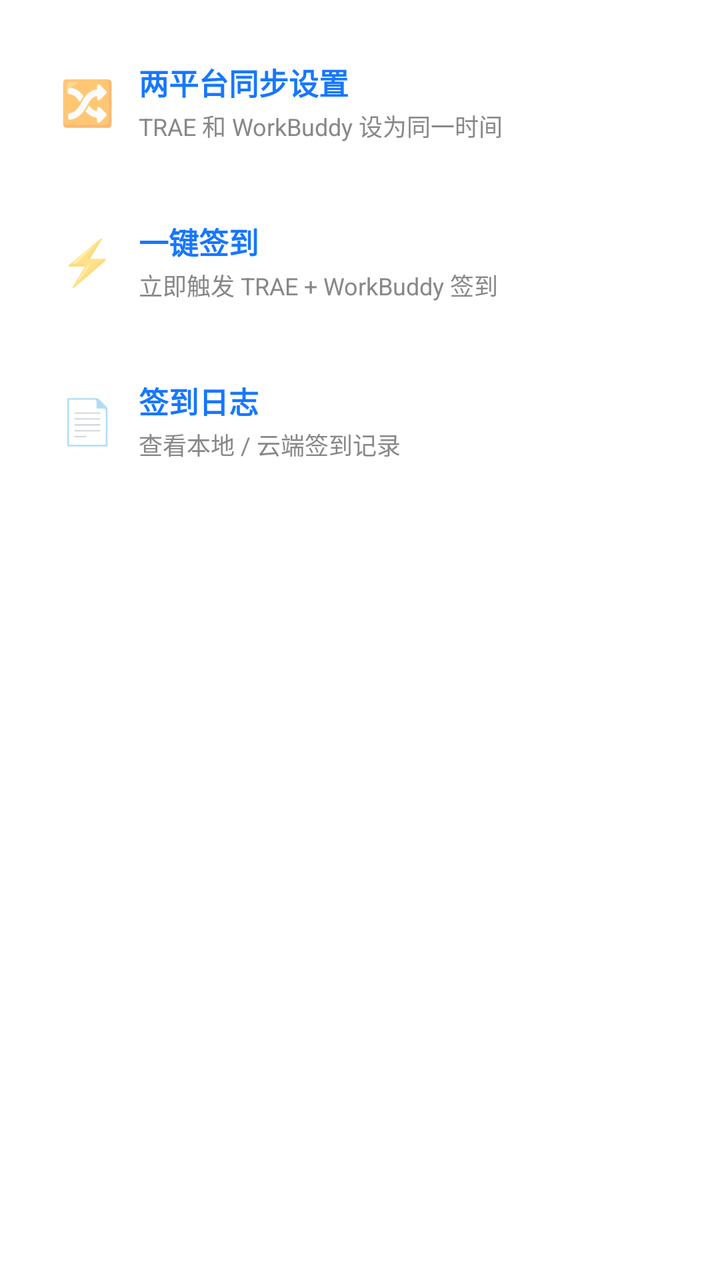
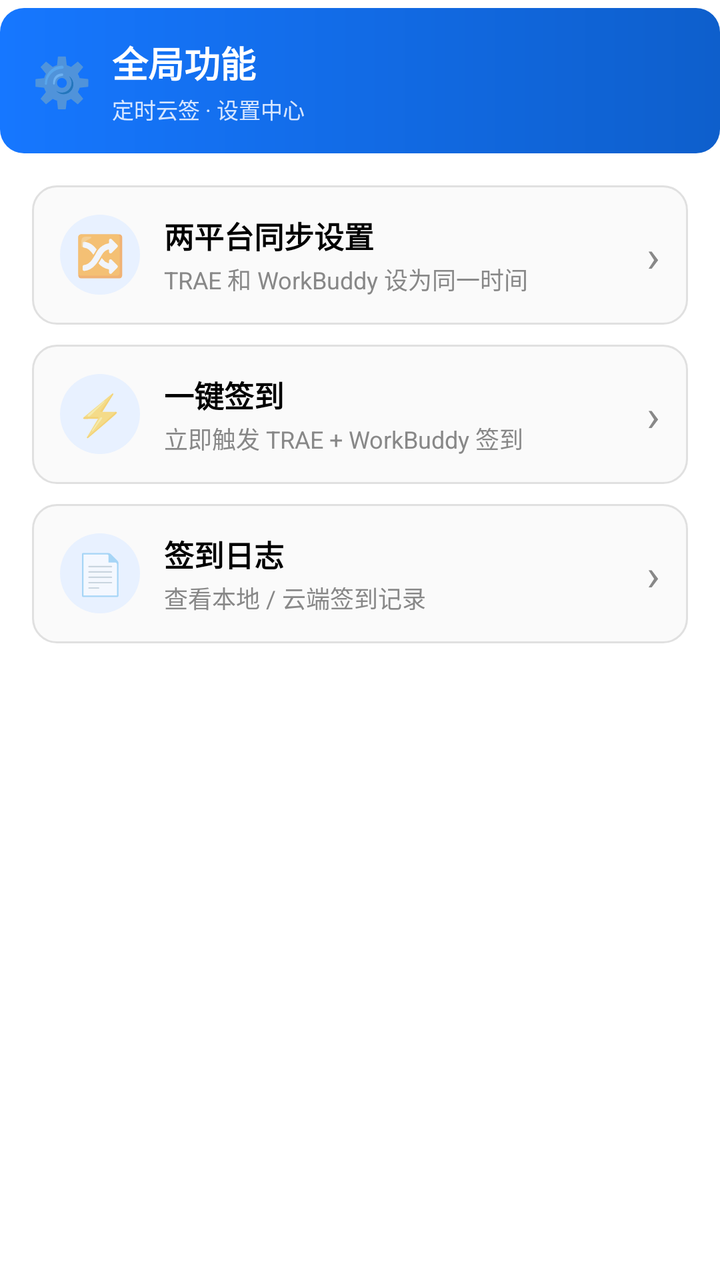

Two renders of the same Android screen: before a commit and after it. Below are the layout's source before the change and the commit's diff.
<!-- AndroidManifest.xml: application theme Theme.SignApp -->
<!-- res/layout/dialog_settings.xml -->
<?xml version="1.0" encoding="utf-8"?>
<ScrollView xmlns:android="http://schemas.android.com/apk/res/android"
    android:layout_width="match_parent"
    android:layout_height="wrap_content"
    android:maxHeight="480dp">

    <LinearLayout
        android:layout_width="match_parent"
        android:layout_height="wrap_content"
        android:orientation="vertical"
        android:padding="16dp">

        
        <LinearLayout
            android:id="@+id/btnSyncSchedule"
            android:layout_width="match_parent"
            android:layout_height="wrap_content"
            android:orientation="horizontal"
            android:gravity="center_vertical"
            android:background="@drawable/bg_badge"
            android:padding="14dp"
            android:layout_marginBottom="10dp">

            <TextView
                android:layout_width="wrap_content"
                android:layout_height="wrap_content"
                android:text="🔀"
                android:textSize="22sp" />

            <LinearLayout
                android:layout_width="0dp"
                android:layout_height="wrap_content"
                android:layout_weight="1"
                android:orientation="vertical"
                android:layout_marginStart="12dp">

                <TextView
                    android:layout_width="wrap_content"
                    android:layout_height="wrap_content"
                    android:text="两平台同步设置"
                    android:textColor="@color/primary"
                    android:textSize="15sp"
                    android:textStyle="bold" />

                <TextView
                    android:layout_width="wrap_content"
                    android:layout_height="wrap_content"
                    android:layout_marginTop="2dp"
                    android:text="TRAE 和 WorkBuddy 设为同一时间"
                    android:textColor="@color/gray"
                    android:textSize="12sp" />
            </LinearLayout>
        </LinearLayout>

        
        <LinearLayout
            android:id="@+id/btnQuickCheckin"
            android:layout_width="match_parent"
            android:layout_height="wrap_content"
            android:orientation="horizontal"
            android:gravity="center_vertical"
            android:background="@drawable/bg_badge"
            android:padding="14dp"
            android:layout_marginBottom="10dp">

            <TextView
                android:layout_width="wrap_content"
                android:layout_height="wrap_content"
                android:text="⚡"
                android:textSize="22sp" />

            <LinearLayout
                android:layout_width="0dp"
                android:layout_height="wrap_content"
                android:layout_weight="1"
                android:orientation="vertical"
                android:layout_marginStart="12dp">

                <TextView
                    android:layout_width="wrap_content"
                    android:layout_height="wrap_content"
                    android:text="一键签到"
                    android:textColor="@color/primary"
                    android:textSize="15sp"
                    android:textStyle="bold" />

                <TextView
                    android:layout_width="wrap_content"
                    android:layout_height="wrap_content"
                    android:layout_marginTop="2dp"
                    android:text="立即触发 TRAE + WorkBuddy 签到"
                    android:textColor="@color/gray"
                    android:textSize="12sp" />
            </LinearLayout>
        </LinearLayout>

        
        <LinearLayout
            android:id="@+id/btnLogsEntry"
            android:layout_width="match_parent"
            android:layout_height="wrap_content"
            android:orientation="horizontal"
            android:gravity="center_vertical"
            android:background="@drawable/bg_badge"
            android:padding="14dp">

            <TextView
                android:layout_width="wrap_content"
                android:layout_height="wrap_content"
                android:text="📄"
                android:textSize="22sp" />

            <LinearLayout
                android:layout_width="0dp"
                android:layout_height="wrap_content"
                android:layout_weight="1"
                android:orientation="vertical"
                android:layout_marginStart="12dp">

                <TextView
                    android:layout_width="wrap_content"
                    android:layout_height="wrap_content"
                    android:text="签到日志"
                    android:textColor="@color/primary"
                    android:textSize="15sp"
                    android:textStyle="bold" />

                <TextView
                    android:layout_width="wrap_content"
                    android:layout_height="wrap_content"
                    android:layout_marginTop="2dp"
                    android:text="查看本地 / 云端签到记录"
                    android:textColor="@color/gray"
                    android:textSize="12sp" />
            </LinearLayout>
        </LinearLayout>
    </LinearLayout>
</ScrollView>
<!-- resources referenced by this layout -->
<resources>
  <color name="gray">#888888</color>
  <color name="primary">#1677FF</color>
  <!-- drawable bg_badge (drawable) -->
  <?xml version="1.0" encoding="utf-8"?>
  <shape xmlns:android="http://schemas.android.com/apk/res/android">
      <solid android:color="#40FFFFFF" />
      <corners android:radius="999dp" />
      <stroke android:width="1dp" android:color="#66FFFFFF" />
  </shape>
  <style name="Theme.SignApp" parent="Theme.MaterialComponents.DayNight.NoActionBar">
          <item name="colorPrimary">@color/primary</item>
          <item name="colorPrimaryVariant">@color/primary_dark</item>
          <item name="colorOnPrimary">@color/white</item>
          <item name="android:statusBarColor">@color/gradient_start</item>
          <item name="android:windowBackground">@color/white</item>
      </style>
  <color name="primary_dark">#0E5FCC</color>
  <color name="white">#FFFFFF</color>
  <color name="gradient_start">#3B8BFF</color>
</resources>

<!-- the commit's change to res/layout/dialog_settings.xml (unified diff, before → after) -->
@@ -1,9 +1,54 @@
 <?xml version="1.0" encoding="utf-8"?>
-<ScrollView xmlns:android="http://schemas.android.com/apk/res/android"
+<LinearLayout xmlns:android="http://schemas.android.com/apk/res/android"
     android:layout_width="match_parent"
     android:layout_height="wrap_content"
-    android:maxHeight="480dp">
-
+    android:orientation="vertical"
+    android:paddingTop="4dp">
+
+    
+    <LinearLayout
+        android:layout_width="match_parent"
+        android:layout_height="wrap_content"
+        android:orientation="horizontal"
+        android:gravity="center_vertical"
+        android:background="@drawable/bg_header_gradient"
+        android:paddingLeft="16dp"
+        android:paddingRight="16dp"
+        android:paddingTop="14dp"
+        android:paddingBottom="14dp">
+
+        <TextView
+            android:layout_width="wrap_content"
+            android:layout_height="wrap_content"
+            android:text="⚙️"
+            android:textSize="24sp" />
+
+        <LinearLayout
+            android:layout_width="0dp"
+            android:layout_height="wrap_content"
+            android:layout_weight="1"
+            android:orientation="vertical"
+            android:layout_marginStart="10dp">
+
+            <TextView
+                android:layout_width="wrap_content"
+                android:layout_height="wrap_content"
+                android:text="全局功能"
+                android:textColor="@color/white"
+                android:textSize="18sp"
+                android:textStyle="bold" />
+
+            <TextView
+                android:layout_width="wrap_content"
+                android:layout_height="wrap_content"
+                android:layout_marginTop="2dp"
+                android:text="定时云签 · 设置中心"
+                android:textColor="#D6E6FF"
+                android:textSize="11sp" />
+        </LinearLayout>
+    </LinearLayout>
+
+    
     <LinearLayout
         android:layout_width="match_parent"
         android:layout_height="wrap_content"
@@ -17,15 +62,17 @@
             android:layout_height="wrap_content"
             android:orientation="horizontal"
             android:gravity="center_vertical"
-            android:background="@drawable/bg_badge"
+            android:background="@drawable/bg_card"
             android:padding="14dp"
             android:layout_marginBottom="10dp">
 
             <TextView
-                android:layout_width="wrap_content"
-                android:layout_height="wrap_content"
+                android:layout_width="40dp"
+                android:layout_height="40dp"
+                android:background="@drawable/bg_icon_circle"
+                android:gravity="center"
                 android:text="🔀"
-                android:textSize="22sp" />
+                android:textSize="20sp" />
 
             <LinearLayout
                 android:layout_width="0dp"
@@ -38,7 +85,7 @@
                     android:layout_width="wrap_content"
                     android:layout_height="wrap_content"
                     android:text="两平台同步设置"
-                    android:textColor="@color/primary"
+                    android:textColor="@color/black"
                     android:textSize="15sp"
                     android:textStyle="bold" />
 
@@ -50,6 +97,13 @@
                     android:textColor="@color/gray"
                     android:textSize="12sp" />
             </LinearLayout>
+
+            <TextView
+                android:layout_width="wrap_content"
+                android:layout_height="wrap_content"
+                android:text="›"
+                android:textColor="@color/gray"
+                android:textSize="22sp" />
         </LinearLayout>
 
         
@@ -59,15 +113,17 @@
             android:layout_height="wrap_content"
             android:orientation="horizontal"
             android:gravity="center_vertical"
-            android:background="@drawable/bg_badge"
+            android:background="@drawable/bg_card"
             android:padding="14dp"
             android:layout_marginBottom="10dp">
 
             <TextView
-                android:layout_width="wrap_content"
-                android:layout_height="wrap_content"
+                android:layout_width="40dp"
+                android:layout_height="40dp"
+                android:background="@drawable/bg_icon_circle"
+                android:gravity="center"
                 android:text="⚡"
-                android:textSize="22sp" />
+                android:textSize="20sp" />
 
             <LinearLayout
                 android:layout_width="0dp"
@@ -80,7 +136,7 @@
                     android:layout_width="wrap_content"
                     android:layout_height="wrap_content"
                     android:text="一键签到"
-                    android:textColor="@color/primary"
+                    android:textColor="@color/black"
                     android:textSize="15sp"
                     android:textStyle="bold" />
 
@@ -92,6 +148,13 @@
                     android:textColor="@color/gray"
                     android:textSize="12sp" />
             </LinearLayout>
+
+            <TextView
+                android:layout_width="wrap_content"
+                android:layout_height="wrap_content"
+                android:text="›"
+                android:textColor="@color/gray"
+                android:textSize="22sp" />
         </LinearLayout>
 
         
@@ -101,14 +164,16 @@
             android:layout_height="wrap_content"
             android:orientation="horizontal"
             android:gravity="center_vertical"
-            android:background="@drawable/bg_badge"
+            android:background="@drawable/bg_card"
             android:padding="14dp">
 
             <TextView
-                android:layout_width="wrap_content"
-                android:layout_height="wrap_content"
+                android:layout_width="40dp"
+                android:layout_height="40dp"
+                android:background="@drawable/bg_icon_circle"
+                android:gravity="center"
                 android:text="📄"
-                android:textSize="22sp" />
+                android:textSize="20sp" />
 
             <LinearLayout
                 android:layout_width="0dp"
@@ -121,7 +186,7 @@
                     android:layout_width="wrap_content"
                     android:layout_height="wrap_content"
                     android:text="签到日志"
-                    android:textColor="@color/primary"
+                    android:textColor="@color/black"
                     android:textSize="15sp"
                     android:textStyle="bold" />
 
@@ -133,6 +198,13 @@
                     android:textColor="@color/gray"
                     android:textSize="12sp" />
             </LinearLayout>
+
+            <TextView
+                android:layout_width="wrap_content"
+                android:layout_height="wrap_content"
+                android:text="›"
+                android:textColor="@color/gray"
+                android:textSize="22sp" />
         </LinearLayout>
     </LinearLayout>
-</ScrollView>
+</LinearLayout>
<!-- resource entries referenced after the edit -->
@@ -1,14 +1,8 @@
 <!-- resources referenced by this layout -->
 <resources>
+  <color name="black">#000000</color>
   <color name="gray">#888888</color>
   <color name="primary">#1677FF</color>
-  <!-- drawable bg_badge (drawable) -->
-  <?xml version="1.0" encoding="utf-8"?>
-  <shape xmlns:android="http://schemas.android.com/apk/res/android">
-      <solid android:color="#40FFFFFF" />
-      <corners android:radius="999dp" />
-      <stroke android:width="1dp" android:color="#66FFFFFF" />
-  </shape>
   <style name="Theme.SignApp" parent="Theme.MaterialComponents.DayNight.NoActionBar">
           <item name="colorPrimary">@color/primary</item>
           <item name="colorPrimaryVariant">@color/primary_dark</item>
@@ -16,8 +10,32 @@
           <item name="android:statusBarColor">@color/gradient_start</item>
           <item name="android:windowBackground">@color/white</item>
       </style>
+  <color name="card_bg">#FAFAFA</color>
+  <color name="divider">#E0E0E0</color>
   <color name="primary_dark">#0E5FCC</color>
   <color name="white">#FFFFFF</color>
+  <!-- drawable bg_card (drawable) -->
+  <?xml version="1.0" encoding="utf-8"?>
+  <shape xmlns:android="http://schemas.android.com/apk/res/android">
+      <solid android:color="@color/card_bg" />
+      <corners android:radius="12dp" />
+      <stroke android:width="1dp" android:color="@color/divider" />
+  </shape>
+  <!-- drawable bg_header_gradient (drawable) -->
+  <?xml version="1.0" encoding="utf-8"?>
+  <shape xmlns:android="http://schemas.android.com/apk/res/android">
+      <gradient
+          android:angle="0"
+          android:startColor="#1677FF"
+          android:endColor="#0E5FCC" />
+      <corners android:radius="12dp" />
+  </shape>
+  <!-- drawable bg_icon_circle (drawable) -->
+  <?xml version="1.0" encoding="utf-8"?>
+  <shape xmlns:android="http://schemas.android.com/apk/res/android"
+      android:shape="oval">
+      <solid android:color="#E8F1FF" />
+  </shape>
   <color name="gradient_start">#3B8BFF</color>
 </resources>
 
